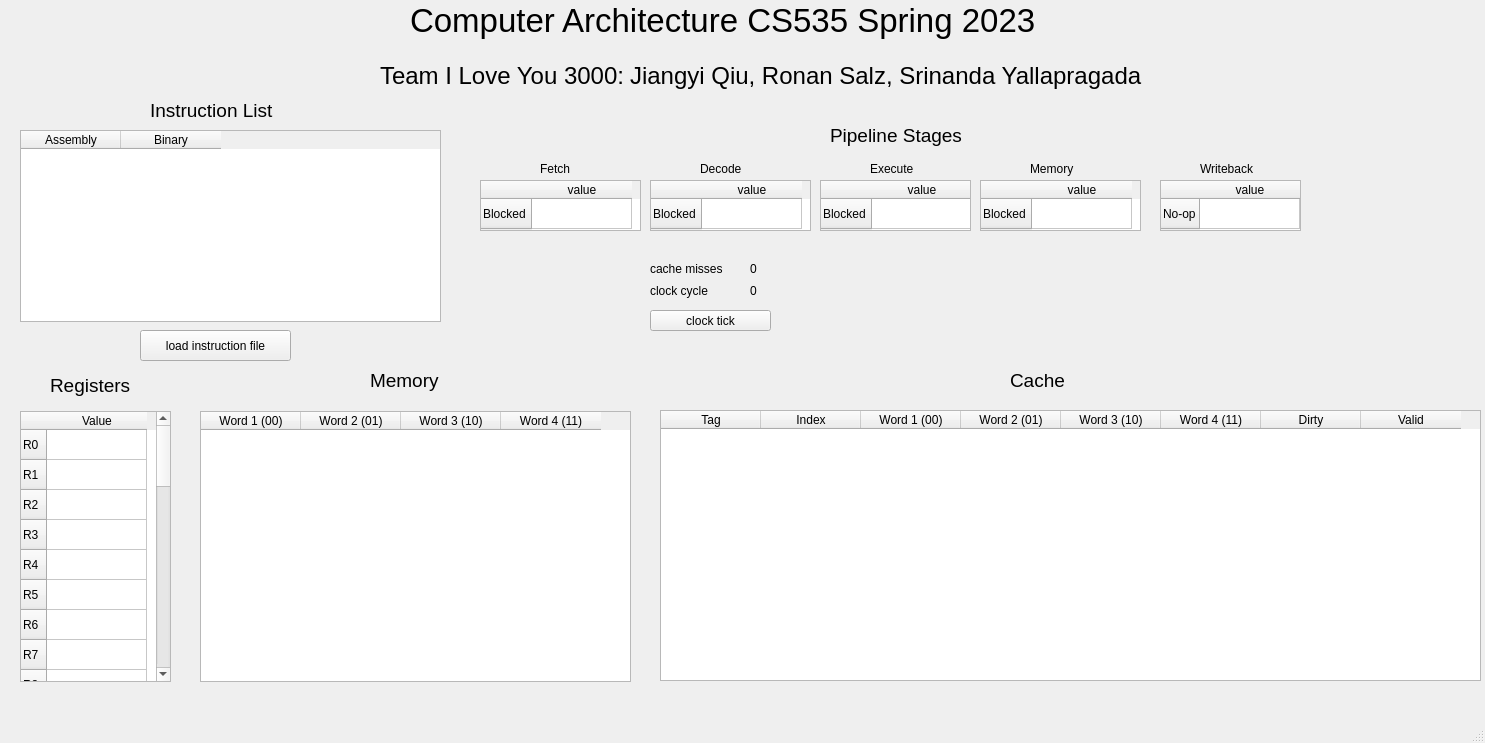
First picture: the form in src/simulator/mainwindow.ui, repository rsalz47/i-love-you-r3000, before the edit.
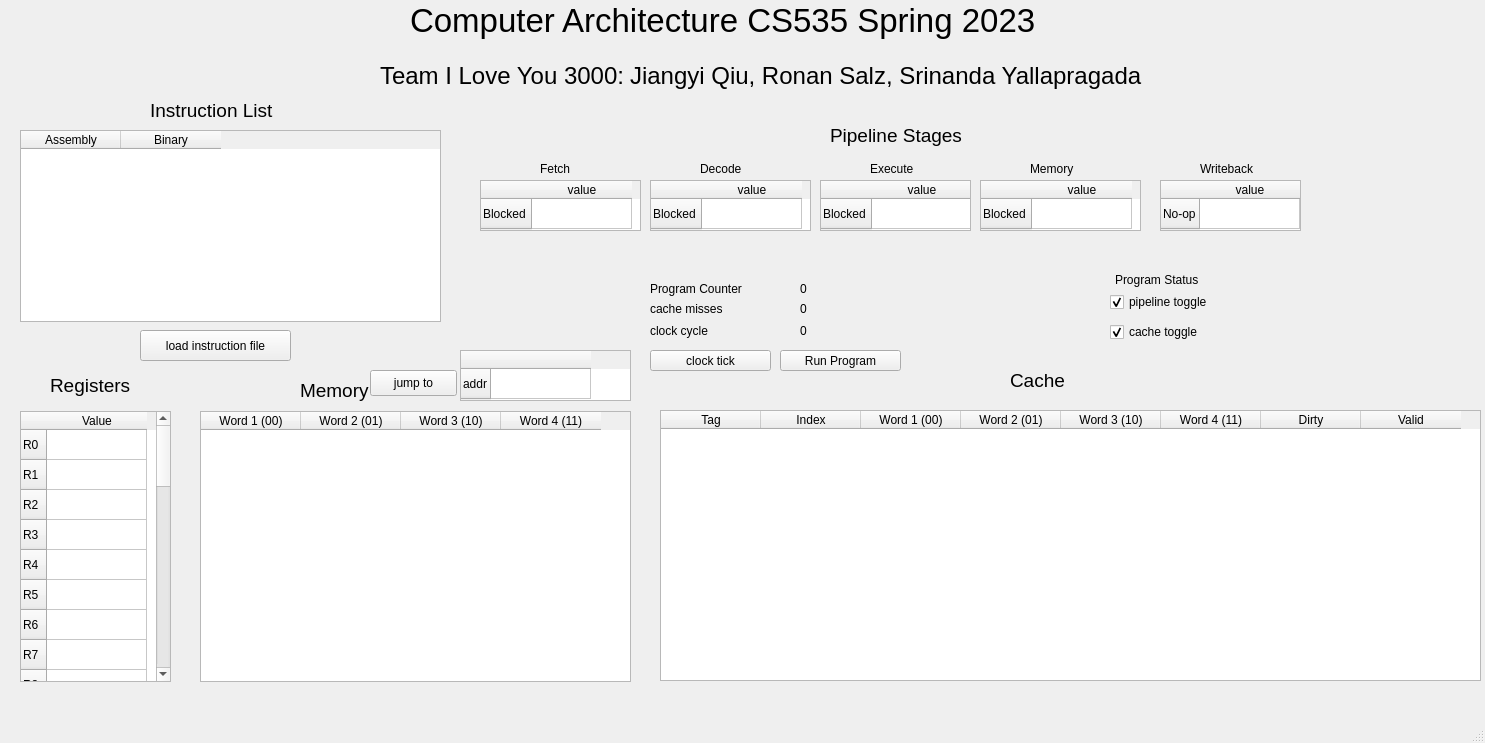
Second picture: the form after the edit.

Commit message: gui WIP update. added cache and pipeline toggles and made small changes to pipeline code

```diff
--- a/src/simulator/mainwindow.ui
+++ b/src/simulator/mainwindow.ui
@@ -372,8 +372,8 @@
    <widget class="QLabel" name="clockCycles">
     <property name="geometry">
      <rect>
-      <x>750</x>
-      <y>280</y>
+      <x>800</x>
+      <y>320</y>
       <width>51</width>
       <height>21</height>
      </rect>
@@ -386,7 +386,7 @@
     <property name="geometry">
      <rect>
       <x>650</x>
-      <y>310</y>
+      <y>350</y>
       <width>121</width>
       <height>21</height>
      </rect>
@@ -514,8 +514,8 @@
    <widget class="QLabel" name="label_7">
     <property name="geometry">
      <rect>
-      <x>370</x>
-      <y>370</y>
+      <x>300</x>
+      <y>380</y>
       <width>71</width>
       <height>21</height>
      </rect>
@@ -551,7 +551,7 @@
     <property name="geometry">
      <rect>
       <x>650</x>
-      <y>280</y>
+      <y>320</y>
       <width>91</width>
       <height>21</height>
      </rect>
@@ -654,7 +654,7 @@
     <property name="geometry">
      <rect>
       <x>650</x>
-      <y>260</y>
+      <y>300</y>
       <width>101</width>
       <height>18</height>
      </rect>
@@ -666,8 +666,8 @@
    <widget class="QLabel" name="label_16">
     <property name="geometry">
      <rect>
-      <x>750</x>
-      <y>260</y>
+      <x>800</x>
+      <y>300</y>
       <width>66</width>
       <height>18</height>
      </rect>
@@ -676,6 +676,136 @@
      <string>0</string>
     </property>
    </widget>
+   <widget class="QLabel" name="label_17">
+    <property name="geometry">
+     <rect>
+      <x>650</x>
+      <y>280</y>
+      <width>131</width>
+      <height>18</height>
+     </rect>
+    </property>
+    <property name="text">
+     <string>Program Counter</string>
+    </property>
+   </widget>
+   <widget class="QLabel" name="label_18">
+    <property name="geometry">
+     <rect>
+      <x>800</x>
+      <y>280</y>
+      <width>66</width>
+      <height>18</height>
+     </rect>
+    </property>
+    <property name="text">
+     <string>0</string>
+    </property>
+   </widget>
+   <widget class="QTableWidget" name="inputForJumpTo">
+    <property name="geometry">
+     <rect>
+      <x>460</x>
+      <y>350</y>
+      <width>171</width>
+      <height>51</height>
+     </rect>
+    </property>
+    <row>
+     <property name="text">
+      <string>addr</string>
+     </property>
+    </row>
+    <column>
+     <property name="text">
+      <string/>
+     </property>
+    </column>
+   </widget>
+   <widget class="QPushButton" name="jumpToMemLoc">
+    <property name="geometry">
+     <rect>
+      <x>370</x>
+      <y>370</y>
+      <width>87</width>
+      <height>26</height>
+     </rect>
+    </property>
+    <property name="text">
+     <string>jump to</string>
+    </property>
+   </widget>
+   <widget class="QLabel" name="label_19">
+    <property name="geometry">
+     <rect>
+      <x>1115</x>
+      <y>270</y>
+      <width>111</width>
+      <height>20</height>
+     </rect>
+    </property>
+    <property name="text">
+     <string>Program Status</string>
+    </property>
+   </widget>
+   <widget class="QLabel" name="runningStatus">
+    <property name="geometry">
+     <rect>
+      <x>1230</x>
+      <y>270</y>
+      <width>66</width>
+      <height>18</height>
+     </rect>
+    </property>
+    <property name="text">
+     <string/>
+    </property>
+   </widget>
+   <widget class="QPushButton" name="runProgram">
+    <property name="geometry">
+     <rect>
+      <x>780</x>
+      <y>350</y>
+      <width>121</width>
+      <height>21</height>
+     </rect>
+    </property>
+    <property name="text">
+     <string>Run Program</string>
+    </property>
+   </widget>
+   <widget class="QCheckBox" name="pipeLineEnableCheckBox">
+    <property name="geometry">
+     <rect>
+      <x>1110</x>
+      <y>290</y>
+      <width>121</width>
+      <height>24</height>
+     </rect>
+    </property>
+    <property name="text">
+     <string>pipeline toggle</string>
+    </property>
+    <property name="checked">
+     <bool>true</bool>
+    </property>
+   </widget>
+   <widget class="QCheckBox" name="checkBox">
+    <property name="geometry">
+     <rect>
+      <x>1110</x>
+      <y>320</y>
+      <width>111</width>
+      <height>24</height>
+     </rect>
+    </property>
+    <property name="text">
+     <string>cache toggle</string>
+    </property>
+    <property name="checked">
+     <bool>true</bool>
+    </property>
+   </widget>
   </widget>
   <widget class="QMenuBar" name="menubar">
    <property name="geometry">
```
The commit also changes 6 other files.
